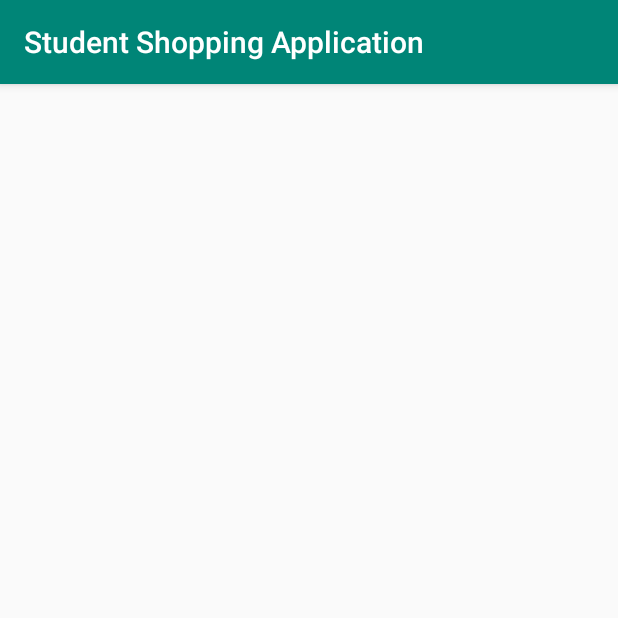
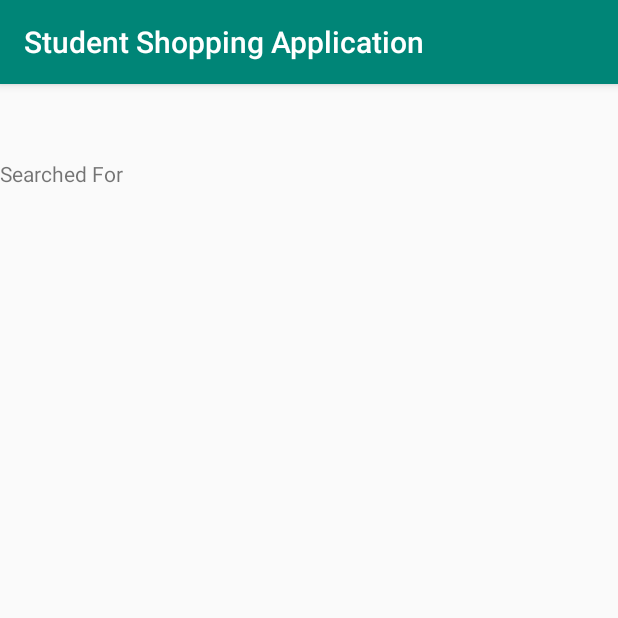
Before and after one commit to UP809977/StudentShoppingApplication, an Android app: the Search_Results screen opened directly, with no data from a screen before it, on a phone screen of 412 x 824 dp, the top half of it. Run offline under Robolectric (Android 15) with nearby library versions, the phone set to English and light mode, and no system bars; 2 statements that could not run were skipped.

Commit message:
added text to show user what they have searched for

```diff
--- a/app/src/main/java/com/example/studentshoppingapplication/Search_Results.java
+++ b/app/src/main/java/com/example/studentshoppingapplication/Search_Results.java
@@ -11,6 +11,7 @@ import android.text.Editable;
 import android.util.Log;
 import android.view.View;
 import android.widget.Button;
+import android.widget.TextView;
 import android.widget.Toast;
 
 
@@ -25,6 +26,7 @@ public class Search_Results extends AppCompatActivity {
     private ItemSearchAdapter mAdapter;
     public MainActivity Main;
     public Cursor mCursor;
+    private TextView itemSearched;
 
 
 
@@ -34,6 +36,7 @@ public class Search_Results extends AppCompatActivity {
         setContentView(R.layout.activity_search__results);
         addNewItem = findViewById(R.id.add_new_button);
         Main = new MainActivity();
+        itemSearched = findViewById(R.id.itemSearched);
 
 
         DatabaseHandler databaseHandler = new DatabaseHandler(this);
@@ -81,6 +84,7 @@ public class Search_Results extends AppCompatActivity {
 
         Intent search = getIntent();
         String incomingSearch = search.getStringExtra("search");
+        itemSearched.setText(incomingSearch);
 
         String[] searchQuery = new String[]{incomingSearch};
 
--- a/app/src/main/res/layout/activity_search__results.xml
+++ b/app/src/main/res/layout/activity_search__results.xml
@@ -33,5 +33,33 @@
         app:layout_constraintStart_toStartOf="parent"
         app:layout_constraintTop_toTopOf="parent" />
 
+    <TextView
+        android:id="@+id/searchFor"
+        android:layout_width="wrap_content"
+        android:layout_height="wrap_content"
+        android:layout_marginTop="47dp"
+        android:layout_marginBottom="35dp"
+        android:text="Searched For"
+        app:layout_constraintBottom_toTopOf="@+id/itemResultsRecycler"
+        app:layout_constraintStart_toStartOf="parent"
+        app:layout_constraintTop_toTopOf="parent" />
+
+    <TextView
+        android:id="@+id/itemSearched"
+        android:layout_width="wrap_content"
+        android:layout_height="wrap_content"
+        android:layout_marginStart="100dp"
+        android:layout_marginTop="47dp"
+        android:layout_marginBottom="35dp"
+        android:text="text"
+        app:layout_constraintBottom_toTopOf="@+id/itemResultsRecycler"
+        app:layout_constraintStart_toStartOf="parent"
+        app:layout_constraintTop_toTopOf="parent" />
+
+
+
+"
+        android:/>
+
 
 </android.support.constraint.ConstraintLayout>
```
